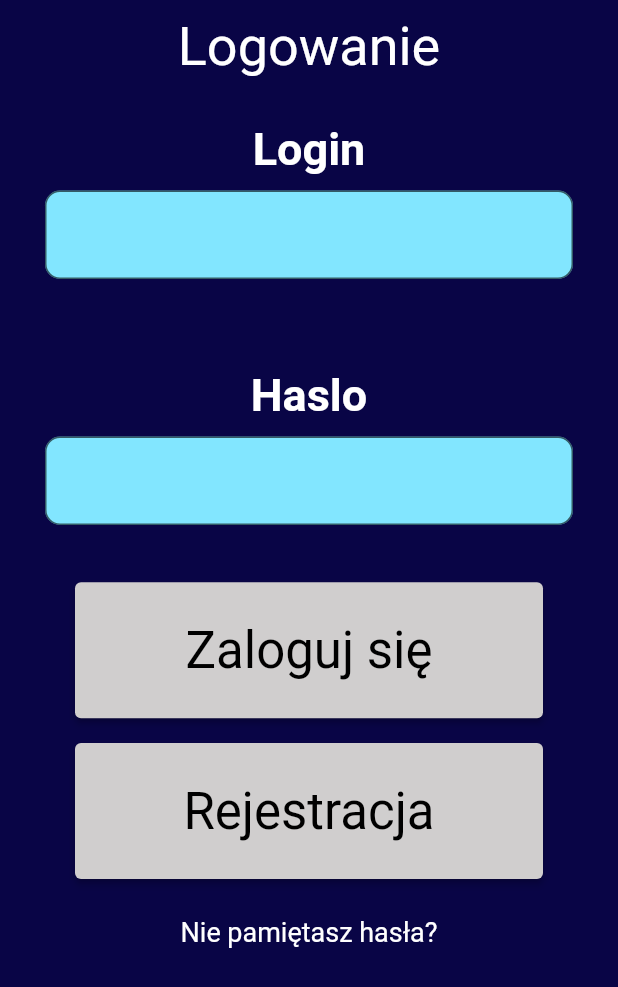
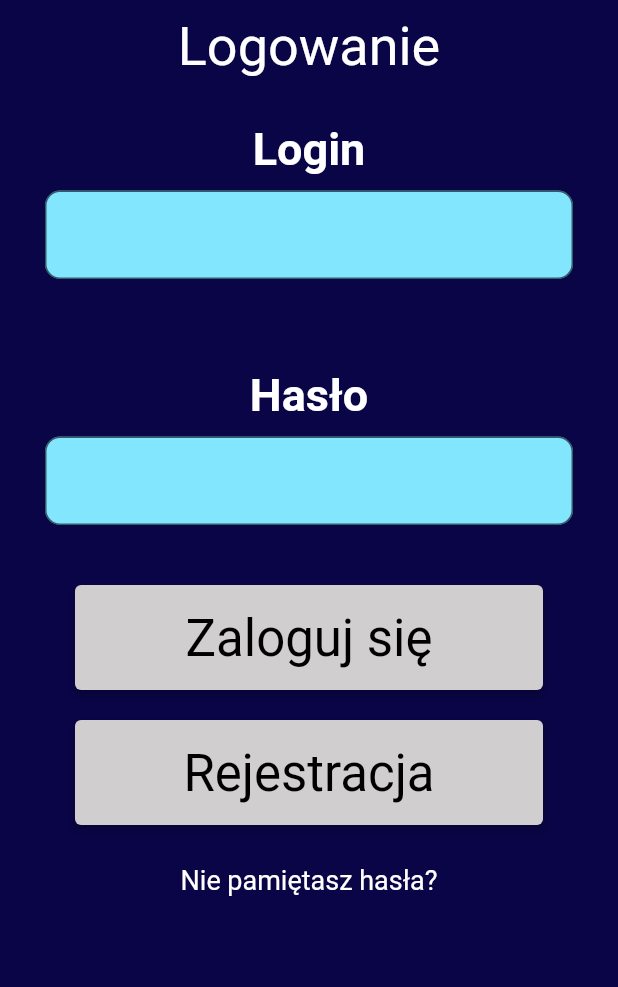
Before and after one commit to Wojberni/interactive-learning, a Flutter app: the screen it shows after launch, on a phone screen of 412 x 824 dp. Shown: the top 987 px of the screen. Run offline on Flutter 3.47's test engine with Material 2 defaults, Android fonts, the light colour scheme and no system bars; our stand-ins replace flutter_dotenv; missing offline and left inert: learning_api.

Commit message:
Added custom button for login and register

```diff
--- /dev/null
+++ b/mobile/lib/custom_elevated_button.dart
@@ -0,0 +1,37 @@
+import 'package:flutter/material.dart';
+
+class CustomElevatedButton extends StatelessWidget {
+
+  const CustomElevatedButton({Key? key, required this.title, required this.onPressed}) : super(key: key);
+
+  final String title;
+  final VoidCallback onPressed;
+  final _buttonColor = const Color(0xFFD0CECE);
+
+  @override
+  Widget build(BuildContext context) {
+    return Padding(
+      padding: const EdgeInsets.symmetric(
+          horizontal: 50, vertical: 10),
+      child: ElevatedButton(
+        onPressed: onPressed,
+        style: ElevatedButton.styleFrom(
+            backgroundColor: _buttonColor,
+          minimumSize: const Size(
+            double.infinity,
+            70,
+          ),
+        ),
+        child: Center(
+          child: Text(
+            title,
+            style: const TextStyle(
+                fontSize: 34,
+                color: Colors.black,
+                fontWeight: FontWeight.normal),
+          ),
+        ),
+      ),
+    );
+  }
+}
--- a/mobile/lib/custom_login_register_form_field.dart
+++ b/mobile/lib/custom_login_register_form_field.dart
@@ -1,26 +1,26 @@
 import 'package:flutter/material.dart';
 import 'package:flutter/services.dart';
 
-class CustomFormField extends StatelessWidget{
-
+class CustomFormField extends StatelessWidget {
   const CustomFormField({
     Key? key,
     required this.hintText,
     this.inputFormatters,
     this.validator,
+    this.secret = false,
   }) : super(key: key);
 
   final String hintText;
   final List<TextInputFormatter>? inputFormatters;
   final String? Function(String?)? validator;
   final _fillInputColor = const Color(0xFF82E6FF);
+  final bool secret;
 
   @override
   Widget build(BuildContext context) {
     return Padding(
       padding: const EdgeInsets.all(30.0),
-      child: Column(
-        children:[
+      child: Column(children: [
         Text(
           hintText,
           textAlign: TextAlign.left,
@@ -35,6 +35,11 @@ class CustomFormField extends StatelessWidget{
           child: TextFormField(
             inputFormatters: inputFormatters,
             validator: validator,
+            obscureText: secret,
+            onTap: () {
+              FocusScope.of(context).unfocus();
+              TextEditingController().clear();
+            },
             decoration: InputDecoration(
               filled: true,
               fillColor: _fillInputColor,
@@ -43,13 +48,11 @@ class CustomFormField extends StatelessWidget{
               ),
             ),
             style: const TextStyle(
-                color: Colors.white,
+              color: Colors.black,
             ),
           ),
         ),
-        ]
-      ),
+      ]),
     );
   }
-
 }
--- a/mobile/lib/login_page.dart
+++ b/mobile/lib/login_page.dart
@@ -3,6 +3,7 @@ import 'package:flutter/services.dart';
 import 'package:learning_api/api.dart';
 
 import 'api/ApiClient.dart';
+import 'custom_elevated_button.dart';
 import 'custom_login_register_form_field.dart';
 import 'custom_validation_extension.dart';
 import 'custom_header_login_register.dart';
@@ -17,8 +18,7 @@ class LoginPage extends StatefulWidget {
 class _LoginPageState extends State<LoginPage> {
   final formKey = GlobalKey<FormState>();
   final _backgroundColor = const Color(0xFF090546);
-  final _primaryColor = const Color(0xFF82E6FF);
-  final _buttonColor = const Color(0xFFD0CECE);
+
   String login = "";
   String password = "";
 
@@ -26,7 +26,6 @@ class _LoginPageState extends State<LoginPage> {
   Widget build(BuildContext context) {
     final double screenWidth = MediaQuery.of(context).size.width;
     final double screenHeight = MediaQuery.of(context).size.height;
-    final List<String> inputTexts = ["Login", "Haslo"];
 
     return MaterialApp(
         home: Scaffold(
@@ -39,10 +38,11 @@ class _LoginPageState extends State<LoginPage> {
                         children: [
                           const CustomHeaderLoginRegister("Logowanie"),
                           CustomFormField(
-                            hintText: inputTexts[0],
+                            hintText: 'Login',
                             inputFormatters: [
                               FilteringTextInputFormatter.allow(
                                   RegExp(r'[a-zA-Z0-9]')),
+                              LengthLimitingTextInputFormatter(30),
                             ],
                             validator: (value) {
                               if (value!.isEmpty) {
@@ -56,10 +56,11 @@ class _LoginPageState extends State<LoginPage> {
                             },
                           ),
                           CustomFormField(
-                            hintText: inputTexts[1],
+                            hintText: 'Hasło',
                             inputFormatters: [
                               FilteringTextInputFormatter.allow(
                                   RegExp(r'[a-zA-Z0-9]')),
+                              LengthLimitingTextInputFormatter(30),
                             ],
                             validator: (value) {
                               if (value!.isEmpty) {
@@ -71,80 +72,10 @@ class _LoginPageState extends State<LoginPage> {
                                 return null;
                               }
                             },
+                            secret: true,
                           ),
-                          // Padding(
-                          //   padding: const EdgeInsets.symmetric(
-                          //       horizontal: 30, vertical: 1),
-                          //   child: Container(
-                          //     decoration: BoxDecoration(
-                          //       color: _primaryColor,
-                          //       border: Border.all(color: Colors.black),
-                          //     ),
-                          //     child: Padding(
-                          //       padding: const EdgeInsets.only(
-                          //           left: 20, right: 20, bottom: 2),
-                          //       child: TextFormField(
-                          //         onTap: () {
-                          //           FocusScope.of(context).unfocus();
-                          //           TextEditingController().clear();
-                          //         },
-                          //         obscureText: false,
-                          //         inputFormatters: [
-                          //           LengthLimitingTextInputFormatter(15),
-                          //         ],
-                          //         style: const TextStyle(fontSize: 22),
-                          //         validator: (value) {
-                          //           if (value!.isEmpty) {
-                          //             return "Wpisz login!";
-                          //           } else if (!RegExp(r'^[a-zA-Z0-9]+$')
-                          //               .hasMatch(value)) {
-                          //             return "Wpisz poprawny login!";
-                          //           } else {
-                          //             login = value;
-                          //             return null;
-                          //           }
-                          //         },
-                          //       ),
-                          //     ),
-                          //   ),
-                          // ),
-                          // Padding(
-                          //   padding: const EdgeInsets.symmetric(
-                          //       horizontal: 30, vertical: 1),
-                          //   child: Container(
-                          //     decoration: BoxDecoration(
-                          //       color: _primaryColor,
-                          //       border: Border.all(color: Colors.black),
-                          //     ),
-                          //     child: Padding(
-                          //       padding: const EdgeInsets.only(
-                          //           left: 20, right: 20, bottom: 2),
-                          //       child: TextFormField(
-                          //         onTap: () {
-                          //           FocusScope.of(context).unfocus();
-                          //           TextEditingController().clear();
-                          //         },
-                          //         obscureText: true,
-                          //         inputFormatters: [
-                          //           LengthLimitingTextInputFormatter(20),
-                          //         ],
-                          //         style: const TextStyle(fontSize: 22),
-                          //         validator: (value) {
-                          //           if (value!.isEmpty) {
-                          //             return "Wpisz hasło!";
-                          //           } else {
-                          //             password = value;
-                          //             return null;
-                          //           }
-                          //         },
-                          //       ),
-                          //     ),
-                          //   ),
-                          // ),
-                          Padding(
-                            padding: EdgeInsets.symmetric(
-                                horizontal: 50, vertical: screenHeight * 0.01),
-                            child: ElevatedButton(
+                          CustomElevatedButton(
+                            title: 'Zaloguj się',
                             onPressed: () {
                               if (formKey.currentState!.validate()) {
                                 AuthEndpointApi(apiClient)
@@ -157,44 +88,34 @@ class _LoginPageState extends State<LoginPage> {
                                 });
                               }
                             },
-                              style: ElevatedButton.styleFrom(
-                                  backgroundColor: _buttonColor,
-                                  minimumSize: Size(
-                                      screenWidth * 0.9, screenHeight * 0.11)),
-                              child: const Center(
-                                child: Text(
-                                  'Zaloguj się',
-                                  style: TextStyle(
-                                      fontSize: 34,
-                                      color: Colors.black,
-                                      fontWeight: FontWeight.normal),
                           ),
-                              ),
-                            ),
-                          ),
-                          Padding(
-                            padding: EdgeInsets.symmetric(
-                                horizontal: 50, vertical: screenHeight * 0.01),
-                            child: ElevatedButton(
+                          CustomElevatedButton(
+                            title: 'Rejestracja',
                             onPressed: () {
                               Navigator.of(context)
                                   .pushNamed('registrationPage');
                             },
-                              style: ElevatedButton.styleFrom(
-                                  backgroundColor: _buttonColor,
-                                  minimumSize: Size(
-                                      screenWidth * 0.9, screenHeight * 0.11)),
-                              child: const Center(
-                                child: Text(
-                                  'Rejestracja',
-                                  style: TextStyle(
-                                      fontSize: 34,
-                                      color: Colors.black,
-                                      fontWeight: FontWeight.normal),
                           ),
-                              ),
-                            ),
-                          ),
+                          // Padding(
+                          //   padding: EdgeInsets.symmetric(
+                          //       horizontal: 50, vertical: screenHeight * 0.01),
+                          //   child: ElevatedButton(
+
+                          //     style: ElevatedButton.styleFrom(
+                          //         backgroundColor: _buttonColor,
+                          //         minimumSize: Size(
+                          //             screenWidth * 0.9, screenHeight * 0.11)),
+                          //     child: const Center(
+                          //       child: Text(
+                          //         'Rejestracja',
+                          //         style: TextStyle(
+                          //             fontSize: 34,
+                          //             color: Colors.black,
+                          //             fontWeight: FontWeight.normal),
+                          //       ),
+                          //     ),
+                          //   ),
+                          // ),
                           Padding(
                             padding: EdgeInsets.symmetric(
                                 horizontal: 15, vertical: screenHeight * 0.02),
```
Lines whose indentation alone changed are shown as unchanged.
